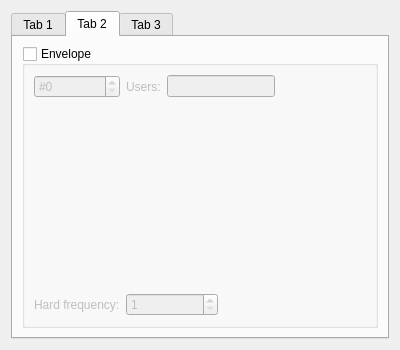
Old version of the form BambooTracker/gui/instrument_editor/instrument_editor_ssg_form.ui in the repository BambooTracker/BambooTracker.
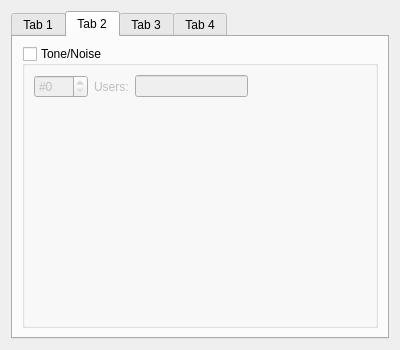
New version of the form. Custom widgets are drawn as their Qt base class.

Commit message: Add SSG Tone/Noise edit

The edit to the form file:
```diff
--- a/BambooTracker/gui/instrument_editor/instrument_editor_ssg_form.ui
+++ b/BambooTracker/gui/instrument_editor/instrument_editor_ssg_form.ui
@@ -98,6 +98,71 @@
       <attribute name="title">
        <string>Tab 2</string>
       </attribute>
+      <layout class="QGridLayout" name="gridLayout_7">
+       <item row="0" column="0">
+        <widget class="QGroupBox" name="tnEditGroupBox">
+         <property name="title">
+          <string>Tone/Noise</string>
+         </property>
+         <property name="checkable">
+          <bool>true</bool>
+         </property>
+         <property name="checked">
+          <bool>false</bool>
+         </property>
+         <layout class="QGridLayout" name="gridLayout_6">
+          <item row="0" column="1" alignment="Qt::AlignRight">
+           <widget class="QLabel" name="tnUsersLabel">
+            <property name="text">
+             <string>Users:</string>
+            </property>
+           </widget>
+          </item>
+          <item row="0" column="3">
+           <spacer name="horizontalSpacer_3">
+            <property name="orientation">
+             <enum>Qt::Horizontal</enum>
+            </property>
+            <property name="sizeHint" stdset="0">
+             <size>
+              <width>40</width>
+              <height>20</height>
+             </size>
+            </property>
+           </spacer>
+          </item>
+          <item row="0" column="0">
+           <widget class="QSpinBox" name="tnNumSpinBox">
+            <property name="prefix">
+             <string>#</string>
+            </property>
+            <property name="maximum">
+             <number>127</number>
+            </property>
+           </widget>
+          </item>
+          <item row="0" column="2">
+           <widget class="QLineEdit" name="tnUsersLineEdit">
+            <property name="enabled">
+             <bool>false</bool>
+            </property>
+            <property name="readOnly">
+             <bool>true</bool>
+            </property>
+           </widget>
+          </item>
+          <item row="1" column="0" colspan="4">
+           <widget class="VisualizedInstrumentMacroEditor" name="tnEditor" native="true"/>
+          </item>
+         </layout>
+        </widget>
+       </item>
+      </layout>
+     </widget>
+     <widget class="QWidget" name="tab_3">
+      <attribute name="title">
+       <string>Tab 3</string>
+      </attribute>
       <layout class="QGridLayout" name="gridLayout_5">
        <item row="0" column="0">
         <widget class="QGroupBox" name="envEditGroupBox">
@@ -176,9 +241,9 @@
        </item>
       </layout>
      </widget>
-     <widget class="QWidget" name="tab_3">
+     <widget class="QWidget" name="tab_4">
       <attribute name="title">
-       <string>Tab 3</string>
+       <string>Tab 4</string>
       </attribute>
       <widget class="QLabel" name="gateCountLabel">
        <property name="geometry">
```
The commit also changes 13 other files.
